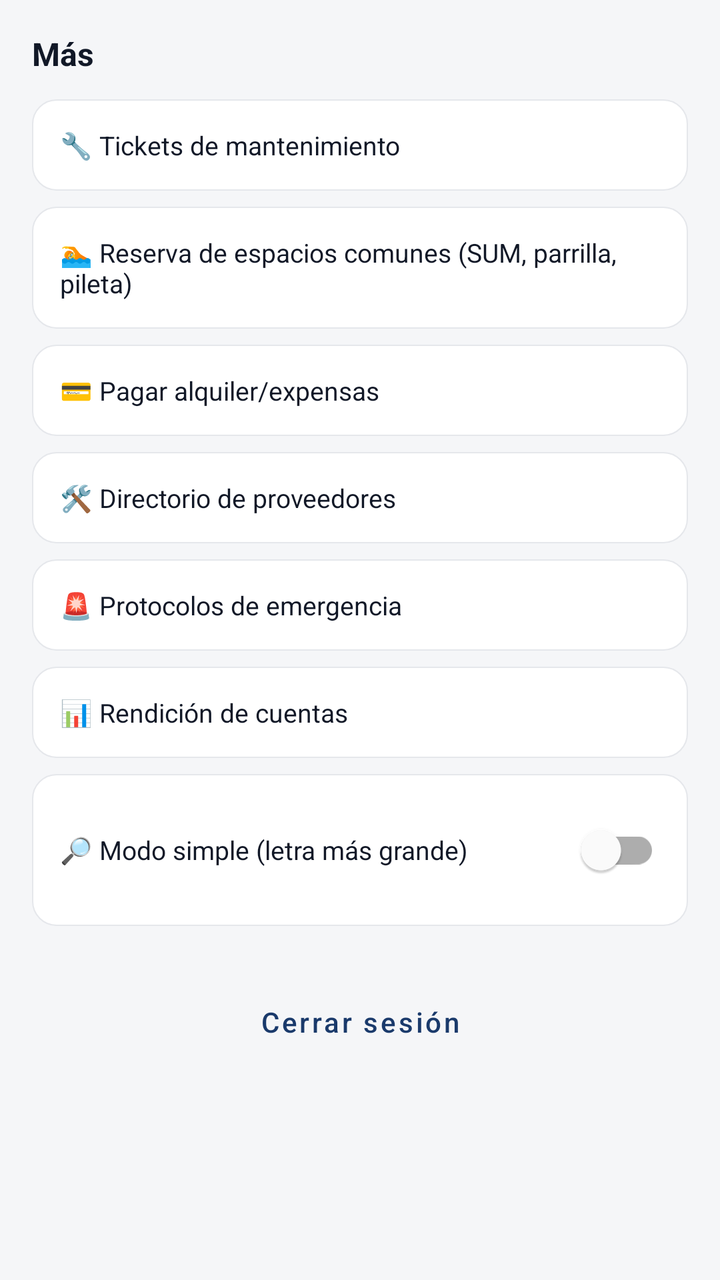
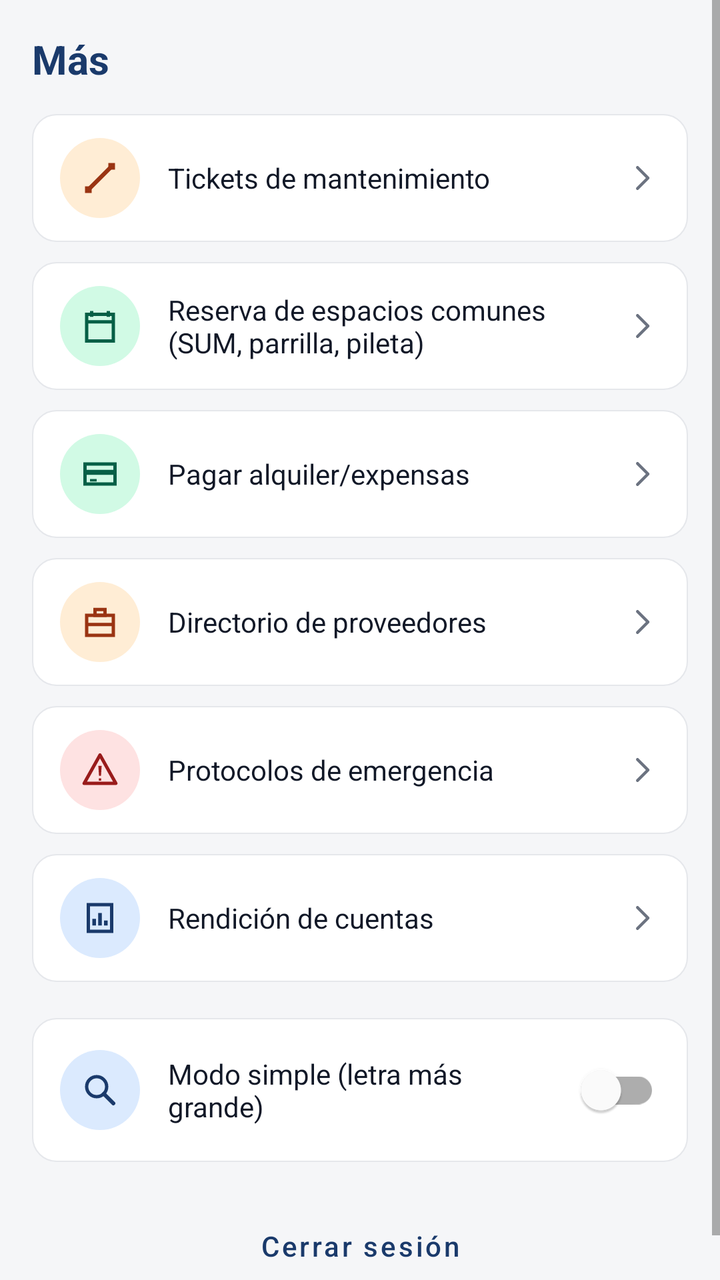

Compare the two renders of this Android layout. The source of the first and the diff that turns it into the second are given below.
<!-- AndroidManifest.xml: application theme Theme.ConsorcioTransparente -->
<!-- res/layout/fragment_mas.xml -->
<?xml version="1.0" encoding="utf-8"?>
<LinearLayout xmlns:android="http://schemas.android.com/apk/res/android"
    xmlns:app="http://schemas.android.com/apk/res-auto"
    android:layout_width="match_parent"
    android:layout_height="match_parent"
    android:background="@color/background"
    android:orientation="vertical"
    android:padding="16dp">

    <TextView
        android:layout_width="wrap_content"
        android:layout_height="wrap_content"
        android:layout_marginBottom="12dp"
        android:text="Más"
        android:textColor="@color/text_primary"
        android:textSize="16sp"
        android:textStyle="bold" />

    <TextView
        android:id="@+id/itemBuildingConfig"
        android:layout_width="match_parent"
        android:layout_height="wrap_content"
        android:layout_marginBottom="8dp"
        android:background="@drawable/bg_card"
        android:clickable="true"
        android:focusable="true"
        android:padding="14dp"
        android:text="@string/building_config_menu_item"
        android:textColor="@color/text_primary"
        android:textSize="13sp"
        android:visibility="gone" />

    <TextView
        android:id="@+id/itemTickets"
        android:layout_width="match_parent"
        android:layout_height="wrap_content"
        android:layout_marginBottom="8dp"
        android:background="@drawable/bg_card"
        android:clickable="true"
        android:focusable="true"
        android:padding="14dp"
        android:text="@string/tickets_menu_item"
        android:textColor="@color/text_primary"
        android:textSize="13sp" />

    <TextView
        android:id="@+id/itemReservas"
        android:layout_width="match_parent"
        android:layout_height="wrap_content"
        android:layout_marginBottom="8dp"
        android:background="@drawable/bg_card"
        android:clickable="true"
        android:focusable="true"
        android:padding="14dp"
        android:text="🏊 Reserva de espacios comunes (SUM, parrilla, pileta)"
        android:textColor="@color/text_primary"
        android:textSize="13sp" />

    <TextView
        android:id="@+id/itemVecinos"
        android:layout_width="match_parent"
        android:layout_height="wrap_content"
        android:layout_marginBottom="8dp"
        android:background="@drawable/bg_card"
        android:clickable="true"
        android:focusable="true"
        android:padding="14dp"
        android:text="@string/vecinos_menu_item"
        android:textColor="@color/text_primary"
        android:textSize="13sp"
        android:visibility="gone" />

    <TextView
        android:id="@+id/itemPagar"
        android:layout_width="match_parent"
        android:layout_height="wrap_content"
        android:layout_marginBottom="8dp"
        android:background="@drawable/bg_card"
        android:clickable="true"
        android:focusable="true"
        android:padding="14dp"
        android:text="@string/pagar_menu_item"
        android:textColor="@color/text_primary"
        android:textSize="13sp" />

    <TextView
        android:id="@+id/itemCobros"
        android:layout_width="match_parent"
        android:layout_height="wrap_content"
        android:layout_marginBottom="8dp"
        android:background="@drawable/bg_card"
        android:clickable="true"
        android:focusable="true"
        android:padding="14dp"
        android:text="@string/cobros_menu_item"
        android:textColor="@color/text_primary"
        android:textSize="13sp"
        android:visibility="gone" />

    <TextView
        android:id="@+id/itemProveedores"
        android:layout_width="match_parent"
        android:layout_height="wrap_content"
        android:layout_marginBottom="8dp"
        android:background="@drawable/bg_card"
        android:clickable="true"
        android:focusable="true"
        android:padding="14dp"
        android:text="@string/providers_menu_item"
        android:textColor="@color/text_primary"
        android:textSize="13sp" />

    <TextView
        android:id="@+id/itemProtocolos"
        android:layout_width="match_parent"
        android:layout_height="wrap_content"
        android:layout_marginBottom="8dp"
        android:background="@drawable/bg_card"
        android:clickable="true"
        android:focusable="true"
        android:padding="14dp"
        android:text="@string/protocols_menu_item"
        android:textColor="@color/text_primary"
        android:textSize="13sp" />

    <TextView
        android:id="@+id/itemRendicion"
        android:layout_width="match_parent"
        android:layout_height="wrap_content"
        android:layout_marginBottom="8dp"
        android:background="@drawable/bg_card"
        android:clickable="true"
        android:focusable="true"
        android:padding="14dp"
        android:text="@string/rendicion_menu_item"
        android:textColor="@color/text_primary"
        android:textSize="13sp" />

    <LinearLayout
        android:layout_width="match_parent"
        android:layout_height="wrap_content"
        android:layout_marginBottom="8dp"
        android:background="@drawable/bg_card"
        android:gravity="center_vertical"
        android:orientation="horizontal"
        android:padding="14dp">

        <TextView
            android:layout_width="0dp"
            android:layout_height="wrap_content"
            android:layout_weight="1"
            android:text="@string/simple_mode_item"
            android:textColor="@color/text_primary"
            android:textSize="13sp" />

        <com.google.android.material.switchmaterial.SwitchMaterial
            android:id="@+id/switchSimpleMode"
            android:layout_width="wrap_content"
            android:layout_height="wrap_content"
            app:showText="false" />
    </LinearLayout>

    <Button
        android:id="@+id/buttonLogout"
        android:layout_width="match_parent"
        android:layout_height="wrap_content"
        android:layout_marginTop="16dp"
        android:text="@string/logout"
        android:textAllCaps="false"
        style="@style/Widget.MaterialComponents.Button.OutlinedButton" />

</LinearLayout>
<!-- resources referenced by this layout -->
<resources>
  <!-- drawable bg_card (drawable) -->
  <?xml version="1.0" encoding="utf-8"?>
  <shape xmlns:android="http://schemas.android.com/apk/res/android">
      <solid android:color="@color/surface" />
      <corners android:radius="12dp" />
      <stroke android:width="0.5dp" android:color="@color/border" />
  </shape>
  <string name="building_config_menu_item">⚙️ Configuración del edificio</string>
  <string name="cobros_menu_item">📋 Panel de cobros</string>
  <string name="pagar_menu_item">💳 Pagar alquiler/expensas</string>
  <string name="protocols_menu_item">🚨 Protocolos de emergencia</string>
  <string name="providers_menu_item">🛠️ Directorio de proveedores</string>
  <string name="rendicion_menu_item">📊 Rendición de cuentas</string>
  <string name="simple_mode_item">🔎 Modo simple (letra más grande)</string>
  <string name="tickets_menu_item">🔧 Tickets de mantenimiento</string>
  <string name="vecinos_menu_item">👥 Vecinos</string>
  <!-- unchanged entries left out for length: 10 -->
</resources>

<!-- the commit's change to res/layout/fragment_mas.xml (unified diff, before → after) -->
@@ -1,172 +1,180 @@
 <?xml version="1.0" encoding="utf-8"?>
-<LinearLayout xmlns:android="http://schemas.android.com/apk/res/android"
+<ScrollView xmlns:android="http://schemas.android.com/apk/res/android"
     xmlns:app="http://schemas.android.com/apk/res-auto"
     android:layout_width="match_parent"
     android:layout_height="match_parent"
     android:background="@color/background"
-    android:orientation="vertical"
-    android:padding="16dp">
-
-    <TextView
-        android:layout_width="wrap_content"
-        android:layout_height="wrap_content"
-        android:layout_marginBottom="12dp"
-        android:text="Más"
-        android:textColor="@color/text_primary"
-        android:textSize="16sp"
-        android:textStyle="bold" />
-
-    <TextView
-        android:id="@+id/itemBuildingConfig"
-        android:layout_width="match_parent"
-        android:layout_height="wrap_content"
-        android:layout_marginBottom="8dp"
-        android:background="@drawable/bg_card"
-        android:clickable="true"
-        android:focusable="true"
-        android:padding="14dp"
-        android:text="@string/building_config_menu_item"
-        android:textColor="@color/text_primary"
-        android:textSize="13sp"
-        android:visibility="gone" />
-
-    <TextView
-        android:id="@+id/itemTickets"
-        android:layout_width="match_parent"
-        android:layout_height="wrap_content"
-        android:layout_marginBottom="8dp"
-        android:background="@drawable/bg_card"
-        android:clickable="true"
-        android:focusable="true"
-        android:padding="14dp"
-        android:text="@string/tickets_menu_item"
-        android:textColor="@color/text_primary"
-        android:textSize="13sp" />
-
-    <TextView
-        android:id="@+id/itemReservas"
-        android:layout_width="match_parent"
-        android:layout_height="wrap_content"
-        android:layout_marginBottom="8dp"
-        android:background="@drawable/bg_card"
-        android:clickable="true"
-        android:focusable="true"
-        android:padding="14dp"
-        android:text="🏊 Reserva de espacios comunes (SUM, parrilla, pileta)"
-        android:textColor="@color/text_primary"
-        android:textSize="13sp" />
-
-    <TextView
-        android:id="@+id/itemVecinos"
-        android:layout_width="match_parent"
-        android:layout_height="wrap_content"
-        android:layout_marginBottom="8dp"
-        android:background="@drawable/bg_card"
-        android:clickable="true"
-        android:focusable="true"
-        android:padding="14dp"
-        android:text="@string/vecinos_menu_item"
-        android:textColor="@color/text_primary"
-        android:textSize="13sp"
-        android:visibility="gone" />
-
-    <TextView
-        android:id="@+id/itemPagar"
-        android:layout_width="match_parent"
-        android:layout_height="wrap_content"
-        android:layout_marginBottom="8dp"
-        android:background="@drawable/bg_card"
-        android:clickable="true"
-        android:focusable="true"
-        android:padding="14dp"
-        android:text="@string/pagar_menu_item"
-        android:textColor="@color/text_primary"
-        android:textSize="13sp" />
-
-    <TextView
-        android:id="@+id/itemCobros"
-        android:layout_width="match_parent"
-        android:layout_height="wrap_content"
-        android:layout_marginBottom="8dp"
-        android:background="@drawable/bg_card"
-        android:clickable="true"
-        android:focusable="true"
-        android:padding="14dp"
-        android:text="@string/cobros_menu_item"
-        android:textColor="@color/text_primary"
-        android:textSize="13sp"
-        android:visibility="gone" />
-
-    <TextView
-        android:id="@+id/itemProveedores"
-        android:layout_width="match_parent"
-        android:layout_height="wrap_content"
-        android:layout_marginBottom="8dp"
-        android:background="@drawable/bg_card"
-        android:clickable="true"
-        android:focusable="true"
-        android:padding="14dp"
-        android:text="@string/providers_menu_item"
-        android:textColor="@color/text_primary"
-        android:textSize="13sp" />
-
-    <TextView
-        android:id="@+id/itemProtocolos"
-        android:layout_width="match_parent"
-        android:layout_height="wrap_content"
-        android:layout_marginBottom="8dp"
-        android:background="@drawable/bg_card"
-        android:clickable="true"
-        android:focusable="true"
-        android:padding="14dp"
-        android:text="@string/protocols_menu_item"
-        android:textColor="@color/text_primary"
-        android:textSize="13sp" />
-
-    <TextView
-        android:id="@+id/itemRendicion"
-        android:layout_width="match_parent"
-        android:layout_height="wrap_content"
-        android:layout_marginBottom="8dp"
-        android:background="@drawable/bg_card"
-        android:clickable="true"
-        android:focusable="true"
-        android:padding="14dp"
-        android:text="@string/rendicion_menu_item"
-        android:textColor="@color/text_primary"
-        android:textSize="13sp" />
+    android:fillViewport="true">
 
     <LinearLayout
         android:layout_width="match_parent"
         android:layout_height="wrap_content"
-        android:layout_marginBottom="8dp"
-        android:background="@drawable/bg_card"
-        android:gravity="center_vertical"
-        android:orientation="horizontal"
-        android:padding="14dp">
+        android:orientation="vertical"
+        android:padding="16dp">
 
         <TextView
-            android:layout_width="0dp"
-            android:layout_height="wrap_content"
-            android:layout_weight="1"
-            android:text="@string/simple_mode_item"
-            android:textColor="@color/text_primary"
-            android:textSize="13sp" />
-
-        <com.google.android.material.switchmaterial.SwitchMaterial
-            android:id="@+id/switchSimpleMode"
             android:layout_width="wrap_content"
             android:layout_height="wrap_content"
-            app:showText="false" />
+            android:layout_marginBottom="14dp"
+            android:text="Más"
+            android:textColor="@color/navy"
+            android:textSize="20sp"
+            android:textStyle="bold" />
+
+        <LinearLayout
+            android:id="@+id/itemBuildingConfig"
+            style="@style/MasMenuRow"
+            android:visibility="gone">
+
+            <FrameLayout style="@style/MasMenuIconBadge">
+                <ImageView style="@style/MasMenuIcon" android:src="@drawable/ic_menu_settings" />
+            </FrameLayout>
+
+            <TextView style="@style/MasMenuLabel" android:text="@string/building_config_menu_item" />
+
+            <ImageView style="@style/MasMenuChevron" />
+        </LinearLayout>
+
+        <LinearLayout
+            android:id="@+id/itemTickets"
+            style="@style/MasMenuRow">
+
+            <FrameLayout style="@style/MasMenuIconBadge" android:backgroundTint="@color/tag_orange_bg">
+                <ImageView style="@style/MasMenuIcon" android:src="@drawable/ic_menu_wrench" android:tint="@color/tag_orange_fg" />
+            </FrameLayout>
+
+            <TextView style="@style/MasMenuLabel" android:text="@string/tickets_menu_item" />
+
+            <ImageView style="@style/MasMenuChevron" />
+        </LinearLayout>
+
+        <LinearLayout
+            android:id="@+id/itemReservas"
+            style="@style/MasMenuRow">
+
+            <FrameLayout style="@style/MasMenuIconBadge" android:backgroundTint="@color/tag_green_bg">
+                <ImageView style="@style/MasMenuIcon" android:src="@drawable/ic_menu_calendar" android:tint="@color/tag_green_fg" />
+            </FrameLayout>
+
+            <TextView style="@style/MasMenuLabel" android:text="@string/reservas_menu_item" />
+
+            <ImageView style="@style/MasMenuChevron" />
+        </LinearLayout>
+
+        <LinearLayout
+            android:id="@+id/itemVecinos"
+            style="@style/MasMenuRow"
+            android:visibility="gone">
+
+            <FrameLayout style="@style/MasMenuIconBadge">
+                <ImageView style="@style/MasMenuIcon" android:src="@drawable/ic_menu_people" />
+            </FrameLayout>
+
+            <TextView style="@style/MasMenuLabel" android:text="@string/vecinos_menu_item" />
+
+            <ImageView style="@style/MasMenuChevron" />
+        </LinearLayout>
+
+        <LinearLayout
+            android:id="@+id/itemPagar"
+            style="@style/MasMenuRow">
+
+            <FrameLayout style="@style/MasMenuIconBadge" android:backgroundTint="@color/tag_green_bg">
+                <ImageView style="@style/MasMenuIcon" android:src="@drawable/ic_menu_card" android:tint="@color/tag_green_fg" />
+            </FrameLayout>
+
+            <TextView style="@style/MasMenuLabel" android:text="@string/pagar_menu_item" />
+
+            <ImageView style="@style/MasMenuChevron" />
+        </LinearLayout>
+
+        <LinearLayout
+            android:id="@+id/itemCobros"
+            style="@style/MasMenuRow"
+            android:visibility="gone">
+
+            <FrameLayout style="@style/MasMenuIconBadge" android:backgroundTint="@color/tag_yellow_bg">
+                <ImageView style="@style/MasMenuIcon" android:src="@drawable/ic_menu_clipboard" android:tint="@color/tag_yellow_fg" />
+            </FrameLayout>
+
+            <TextView style="@style/MasMenuLabel" android:text="@string/cobros_menu_item" />
+
+            <ImageView style="@style/MasMenuChevron" />
+        </LinearLayout>
+
+        <LinearLayout
+            android:id="@+id/itemProveedores"
+            style="@style/MasMenuRow">
+
+            <FrameLayout style="@style/MasMenuIconBadge" android:backgroundTint="@color/tag_orange_bg">
+                <ImageView style="@style/MasMenuIcon" android:src="@drawable/ic_menu_briefcase" android:tint="@color/tag_orange_fg" />
+            </FrameLayout>
+
+            <TextView style="@style/MasMenuLabel" android:text="@string/providers_menu_item" />
+
+            <ImageView style="@style/MasMenuChevron" />
+        </LinearLayout>
+
+        <LinearLayout
+            android:id="@+id/itemProtocolos"
+            style="@style/MasMenuRow">
+
+            <FrameLayout style="@style/MasMenuIconBadge" android:backgroundTint="@color/tag_red_bg">
+                <ImageView style="@style/MasMenuIcon" android:src="@drawable/ic_menu_alert" android:tint="@color/tag_red_fg" />
+            </FrameLayout>
+
+            <TextView style="@style/MasMenuLabel" android:text="@string/protocols_menu_item" />
+
+            <ImageView style="@style/MasMenuChevron" />
+        </LinearLayout>
+
+        <LinearLayout
+            android:id="@+id/itemRendicion"
+            style="@style/MasMenuRow">
+
+            <FrameLayout style="@style/MasMenuIconBadge">
+                <ImageView style="@style/MasMenuIcon" android:src="@drawable/ic_menu_report" />
+            </FrameLayout>
+
+            <TextView style="@style/MasMenuLabel" android:text="@string/rendicion_menu_item" />
+
+            <ImageView style="@style/MasMenuChevron" />
+        </LinearLayout>
+
+        <LinearLayout
+            android:layout_width="match_parent"
+            android:layout_height="wrap_content"
+            android:layout_marginTop="8dp"
+            android:layout_marginBottom="10dp"
+            android:background="@drawable/bg_card"
+            android:gravity="center_vertical"
+            android:minHeight="56dp"
+            android:orientation="horizontal"
+            android:paddingHorizontal="14dp"
+            android:paddingVertical="12dp">
+
+            <FrameLayout style="@style/MasMenuIconBadge">
+                <ImageView style="@style/MasMenuIcon" android:src="@drawable/ic_menu_magnifier" />
+            </FrameLayout>
+
+            <TextView style="@style/MasMenuLabel" android:text="@string/simple_mode_item" />
+
+            <com.google.android.material.switchmaterial.SwitchMaterial
+                android:id="@+id/switchSimpleMode"
+                android:layout_width="wrap_content"
+                android:layout_height="wrap_content"
+                app:showText="false" />
+        </LinearLayout>
+
+        <Button
+            android:id="@+id/buttonLogout"
+            android:layout_width="match_parent"
+            android:layout_height="wrap_content"
+            android:layout_marginTop="8dp"
+            android:paddingVertical="10dp"
+            android:text="@string/logout"
+            android:textAllCaps="false"
+            style="@style/Widget.MaterialComponents.Button.OutlinedButton" />
+
     </LinearLayout>
-
-    <Button
-        android:id="@+id/buttonLogout"
-        android:layout_width="match_parent"
-        android:layout_height="wrap_content"
-        android:layout_marginTop="16dp"
-        android:text="@string/logout"
-        android:textAllCaps="false"
-        style="@style/Widget.MaterialComponents.Button.OutlinedButton" />
-
-</LinearLayout>
+</ScrollView>
<!-- resource entries referenced after the edit -->
@@ -1,21 +1,175 @@
 <!-- resources referenced by this layout -->
 <resources>
+  <color name="tag_green_bg">#D1FAE5</color>
+  <color name="tag_green_fg">#065F46</color>
+  <color name="tag_orange_bg">#FFEDD5</color>
+  <color name="tag_orange_fg">#9A3412</color>
+  <color name="tag_red_bg">#FEE2E2</color>
+  <color name="tag_red_fg">#991B1B</color>
+  <color name="tag_yellow_bg">#FEF9C3</color>
+  <color name="tag_yellow_fg">#854D0E</color>
   <!-- drawable bg_card (drawable) -->
   <?xml version="1.0" encoding="utf-8"?>
-  <shape xmlns:android="http://schemas.android.com/apk/res/android">
-      <solid android:color="@color/surface" />
-      <corners android:radius="12dp" />
-      <stroke android:width="0.5dp" android:color="@color/border" />
+  <ripple xmlns:android="http://schemas.android.com/apk/res/android"
+      android:color="@color/ripple_overlay">
+      <item android:id="@android:id/mask">
+          <shape android:shape="rectangle">
+              <solid android:color="@android:color/white" />
+              <corners android:radius="12dp" />
+          </shape>
+      </item>
+      <item>
+          <shape>
+              <solid android:color="@color/surface" />
+              <corners android:radius="12dp" />
+              <stroke android:width="0.5dp" android:color="@color/border" />
+          </shape>
+      </item>
+  </ripple>
+  <!-- drawable ic_menu_alert (drawable) -->
+  <vector xmlns:android="http://schemas.android.com/apk/res/android"
+      android:width="24dp" android:height="24dp" android:viewportWidth="24" android:viewportHeight="24">
+      <path android:strokeColor="#FF000000" android:strokeWidth="2" android:strokeLineJoin="round"
+          android:pathData="M12,3 L21.5,20 L2.5,20 Z"/>
+      <path android:fillColor="#FF000000" android:pathData="M11,9.5 L13,9.5 L12.6,15.5 L11.4,15.5 Z"/>
+      <path android:fillColor="#FF000000" android:pathData="M11.3,17 L12.7,17 L12.7,18.4 L11.3,18.4 Z"/>
+  </vector>
+  <!-- drawable ic_menu_briefcase (drawable) -->
+  <vector xmlns:android="http://schemas.android.com/apk/res/android"
+      android:width="24dp" android:height="24dp" android:viewportWidth="24" android:viewportHeight="24">
+      <path android:strokeColor="#FF000000" android:strokeWidth="2" android:pathData="M9,4.5 L15,4.5 L15,8 L9,8 Z"/>
+      <path android:strokeColor="#FF000000" android:strokeWidth="2" android:pathData="M4,8 L20,8 L20,20 L4,20 Z"/>
+      <path android:strokeColor="#FF000000" android:strokeWidth="2" android:pathData="M4,13.5 L20,13.5"/>
+  </vector>
+  <!-- drawable ic_menu_calendar (drawable) -->
+  <vector xmlns:android="http://schemas.android.com/apk/res/android"
+      android:width="24dp" android:height="24dp" android:viewportWidth="24" android:viewportHeight="24">
+      <path android:strokeColor="#FF000000" android:strokeWidth="2" android:pathData="M4,5 L20,5 L20,21 L4,21 Z"/>
+      <path android:strokeColor="#FF000000" android:strokeWidth="2" android:pathData="M4,9.5 L20,9.5"/>
+      <path android:strokeColor="#FF000000" android:strokeWidth="2" android:pathData="M7,3 L7,6.5"/>
+      <path android:strokeColor="#FF000000" android:strokeWidth="2" android:pathData="M17,3 L17,6.5"/>
+  </vector>
+  <!-- drawable ic_menu_card (drawable) -->
+  <vector xmlns:android="http://schemas.android.com/apk/res/android"
+      android:width="24dp" android:height="24dp" android:viewportWidth="24" android:viewportHeight="24">
+      <path android:strokeColor="#FF000000" android:strokeWidth="2" android:pathData="M3,6 L21,6 L21,18 L3,18 Z"/>
+      <path android:fillColor="#FF000000" android:pathData="M3,9.5 L21,9.5 L21,12.5 L3,12.5 Z"/>
+      <path android:fillColor="#FF000000" android:pathData="M6,15 L10,15 L10,16.5 L6,16.5 Z"/>
+  </vector>
+  <!-- drawable ic_menu_clipboard (drawable) -->
+  <vector xmlns:android="http://schemas.android.com/apk/res/android"
+      android:width="24dp" android:height="24dp" android:viewportWidth="24" android:viewportHeight="24">
+      <path android:strokeColor="#FF000000" android:strokeWidth="2" android:pathData="M6,4 L18,4 L18,21 L6,21 Z"/>
+      <path android:fillColor="#FF000000" android:pathData="M9,2 L15,2 L15,5.5 L9,5.5 Z"/>
+      <path android:strokeColor="#FF000000" android:strokeWidth="1.6" android:pathData="M8.5,9.5 L15.5,9.5"/>
+      <path android:strokeColor="#FF000000" android:strokeWidth="1.6" android:pathData="M8.5,13 L15.5,13"/>
+      <path android:strokeColor="#FF000000" android:strokeWidth="1.6" android:pathData="M8.5,16.5 L13,16.5"/>
+  </vector>
+  <!-- drawable ic_menu_magnifier (drawable) -->
+  <vector xmlns:android="http://schemas.android.com/apk/res/android"
+      android:width="24dp" android:height="24dp" android:viewportWidth="24" android:viewportHeight="24">
+      <path android:strokeColor="#FF000000" android:strokeWidth="2"
+          android:pathData="M10,4 A6,6 0 1,0 10,16 A6,6 0 1,0 10,4"/>
+      <path android:strokeColor="#FF000000" android:strokeWidth="2.4" android:strokeLineCap="round"
+          android:pathData="M14.3,14.3 L20,20"/>
+  </vector>
+  <!-- drawable ic_menu_people (drawable) -->
+  <vector xmlns:android="http://schemas.android.com/apk/res/android"
+      android:width="24dp" android:height="24dp" android:viewportWidth="24" android:viewportHeight="24">
+      <path android:fillColor="#FF000000" android:fillAlpha="0.45" android:pathData="M6,5 L10,5 L10,9 L6,9 Z"/>
+      <path android:fillColor="#FF000000" android:fillAlpha="0.45" android:pathData="M4,10 L12,10 L12,19 L4,19 Z"/>
+      <path android:fillColor="#FF000000" android:pathData="M13,7 L17,7 L17,11 L13,11 Z"/>
+      <path android:fillColor="#FF000000" android:pathData="M11,12 L20,12 L20,19 L11,19 Z"/>
+  </vector>
+  <!-- drawable ic_menu_report (drawable) -->
+  <vector xmlns:android="http://schemas.android.com/apk/res/android"
+      android:width="24dp" android:height="24dp" android:viewportWidth="24" android:viewportHeight="24">
+      <path android:strokeColor="#FF000000" android:strokeWidth="2" android:pathData="M5,4 L19,4 L19,20 L5,20 Z"/>
+      <path android:strokeColor="#FF000000" android:strokeWidth="2.2" android:pathData="M8.5,16.5 L8.5,12.5"/>
+      <path android:strokeColor="#FF000000" android:strokeWidth="2.2" android:pathData="M12,16.5 L12,9"/>
+      <path android:strokeColor="#FF000000" android:strokeWidth="2.2" android:pathData="M15.5,16.5 L15.5,13.5"/>
+  </vector>
+  <!-- drawable ic_menu_settings (drawable) -->
+  <vector xmlns:android="http://schemas.android.com/apk/res/android"
+      android:width="24dp" android:height="24dp" android:viewportWidth="24" android:viewportHeight="24">
+      <path android:strokeColor="#FF000000" android:strokeWidth="2" android:pathData="M4,7 L20,7"/>
+      <path android:strokeColor="#FF000000" android:strokeWidth="2" android:pathData="M4,12 L20,12"/>
+      <path android:strokeColor="#FF000000" android:strokeWidth="2" android:pathData="M4,17 L20,17"/>
+      <path android:fillColor="#FF000000" android:pathData="M8,5 L11,5 L11,9 L8,9 Z"/>
+      <path android:fillColor="#FF000000" android:pathData="M14,10 L17,10 L17,14 L14,14 Z"/>
+      <path android:fillColor="#FF000000" android:pathData="M6,15 L9,15 L9,19 L6,19 Z"/>
+  </vector>
+  <!-- drawable ic_menu_wrench (drawable) -->
+  <vector xmlns:android="http://schemas.android.com/apk/res/android"
+      android:width="24dp" android:height="24dp" android:viewportWidth="24" android:viewportHeight="24">
+      <path android:strokeColor="#FF000000" android:strokeWidth="2.5" android:pathData="M5,19 L19,5"/>
+      <path android:fillColor="#FF000000" android:pathData="M3,17 L7,17 L7,21 L3,21 Z"/>
+      <path android:fillColor="#FF000000" android:pathData="M17,3 L21,3 L21,7 L17,7 Z"/>
+  </vector>
+  <string name="building_config_menu_item">Configuración del edificio</string>
+  <string name="cobros_menu_item">Panel de cobros</string>
+  <string name="pagar_menu_item">Pagar alquiler/expensas</string>
+  <string name="protocols_menu_item">Protocolos de emergencia</string>
+  <string name="providers_menu_item">Directorio de proveedores</string>
+  <string name="rendicion_menu_item">Rendición de cuentas</string>
+  <string name="reservas_menu_item">Reserva de espacios comunes (SUM, parrilla, pileta)</string>
+  <string name="simple_mode_item">Modo simple (letra más grande)</string>
+  <string name="tickets_menu_item">Tickets de mantenimiento</string>
+  <string name="vecinos_menu_item">Vecinos</string>
+  <style name="MasMenuChevron">
+          <item name="android:layout_width">18dp</item>
+          <item name="android:layout_height">18dp</item>
+          <item name="android:src">@drawable/ic_chevron_right</item>
+          <item name="android:tint">@color/text_secondary</item>
+          <item name="android:importantForAccessibility">no</item>
+      </style>
+  <style name="MasMenuIcon">
+          <item name="android:layout_width">20dp</item>
+          <item name="android:layout_height">20dp</item>
+          <item name="android:layout_gravity">center</item>
+          <item name="android:tint">@color/navy</item>
+          <item name="android:importantForAccessibility">no</item>
+      </style>
+  <style name="MasMenuIconBadge">
+          <item name="android:layout_width">40dp</item>
+          <item name="android:layout_height">40dp</item>
+          <item name="android:background">@drawable/bg_icon_badge</item>
+          <item name="android:backgroundTint">@color/tag_blue_bg</item>
+      </style>
+  <style name="MasMenuLabel">
+          <item name="android:layout_width">0dp</item>
+          <item name="android:layout_height">wrap_content</item>
+          <item name="android:layout_weight">1</item>
+          <item name="android:layout_marginStart">14dp</item>
+          <item name="android:textColor">@color/text_primary</item>
+          <item name="android:textSize">14sp</item>
+      </style>
+  <style name="MasMenuRow">
+          <item name="android:layout_width">match_parent</item>
+          <item name="android:layout_height">wrap_content</item>
+          <item name="android:layout_marginBottom">10dp</item>
+          <item name="android:background">@drawable/bg_card</item>
+          <item name="android:clickable">true</item>
+          <item name="android:focusable">true</item>
+          <item name="android:gravity">center_vertical</item>
+          <item name="android:minHeight">56dp</item>
+          <item name="android:orientation">horizontal</item>
+          <item name="android:paddingHorizontal">14dp</item>
+          <item name="android:paddingVertical">12dp</item>
+      </style>
+  <color name="ripple_overlay">#291A3A6B</color>
+  <!-- drawable ic_chevron_right (drawable) -->
+  <vector xmlns:android="http://schemas.android.com/apk/res/android"
+      android:width="24dp" android:height="24dp" android:viewportWidth="24" android:viewportHeight="24">
+      <path android:strokeColor="#FF000000" android:strokeWidth="2" android:strokeLineCap="round"
+          android:strokeLineJoin="round" android:pathData="M9,5 L16,12 L9,19"/>
+  </vector>
+  <!-- drawable bg_icon_badge (drawable) -->
+  <?xml version="1.0" encoding="utf-8"?>
+  <shape xmlns:android="http://schemas.android.com/apk/res/android" android:shape="oval">
+      <solid android:color="@android:color/white" />
   </shape>
-  <string name="building_config_menu_item">⚙️ Configuración del edificio</string>
-  <string name="cobros_menu_item">📋 Panel de cobros</string>
-  <string name="pagar_menu_item">💳 Pagar alquiler/expensas</string>
-  <string name="protocols_menu_item">🚨 Protocolos de emergencia</string>
-  <string name="providers_menu_item">🛠️ Directorio de proveedores</string>
-  <string name="rendicion_menu_item">📊 Rendición de cuentas</string>
-  <string name="simple_mode_item">🔎 Modo simple (letra más grande)</string>
-  <string name="tickets_menu_item">🔧 Tickets de mantenimiento</string>
-  <string name="vecinos_menu_item">👥 Vecinos</string>
+  <color name="tag_blue_bg">#DBEAFE</color>
   <!-- unchanged entries left out for length: 10 -->
 </resources>
 
